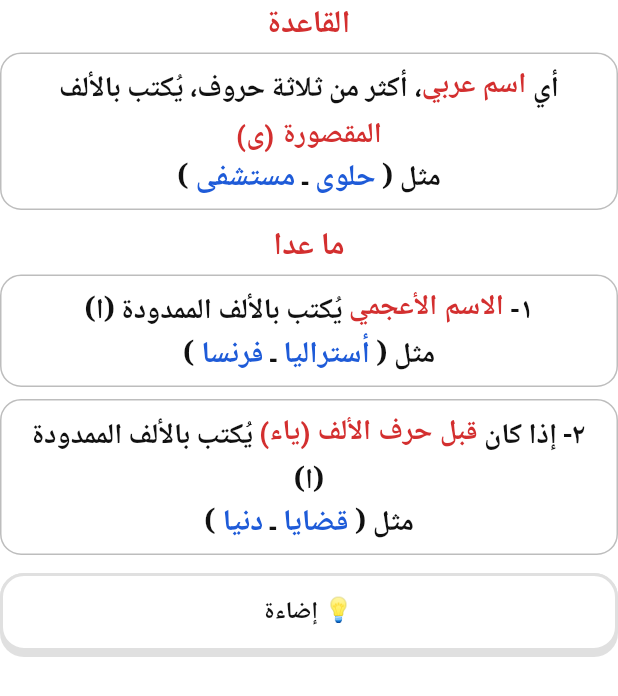
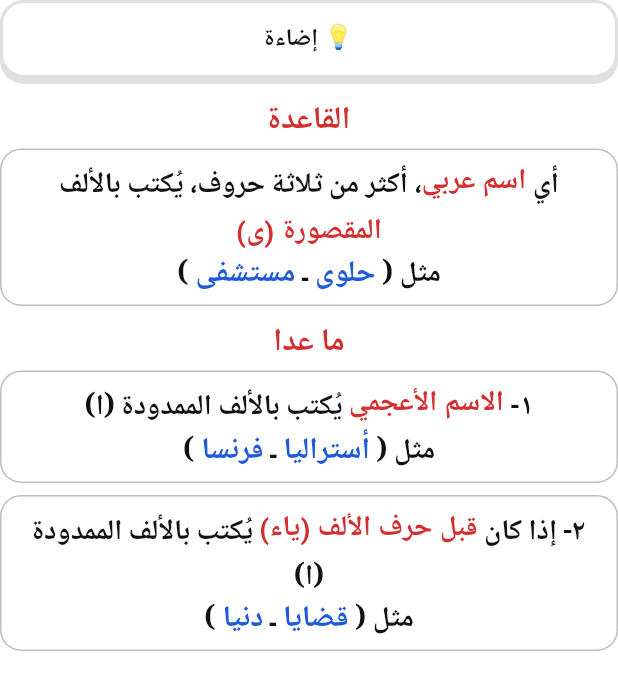
Before and after one commit to alansaria2026/imlaa-app, a Flutter app: the LongNounRule widget shown alone on an empty page, opened directly, on a phone screen of 412 x 824 dp. Shown: the top 696 px of the screen. Run offline on Flutter 3.47's test engine with Material 3 defaults, Android fonts, the phone set to English and light mode, and no system bars; our stand-ins replace audioplayers, flutter_tts, shared_preferences; accounts and stored records are empty.

```diff
--- a/lib/lesson/alif_rule_content.dart
+++ b/lib/lesson/alif_rule_content.dart
@@ -374,7 +374,7 @@ class TriliteralRemember extends StatelessWidget {
 class LongNounRule extends StatelessWidget {
   const LongNounRule({super.key, this.light = true});
 
-  /// زر «إضاءة» تحت القاعدة.
+  /// زر «إضاءة» فوق القاعدة.
   final bool light;
 
   @override
@@ -383,6 +383,20 @@ class LongNounRule extends StatelessWidget {
       child: Column(
         crossAxisAlignment: CrossAxisAlignment.stretch,
         children: [
+          if (light) ...[
+            AppButton(
+              key: const ValueKey('alif-light'),
+              label: '💡 إضاءة',
+              style: AppButtonStyle.outline,
+              height: 48,
+              onTap: () => showRuleSheet(
+                context,
+                title: '💡 إضاءة',
+                content: const LongNounLight(),
+              ),
+            ),
+            const SizedBox(height: 8),
+          ],
           const _CenterHeading('القاعدة'),
           const _RuleCard(
             span: TextSpan(
@@ -416,20 +430,6 @@ class LongNounRule extends StatelessWidget {
             ),
             examples: ['دنيا', 'قضايا'],
           ),
-          if (light) ...[
-            const SizedBox(height: 4),
-            AppButton(
-              key: const ValueKey('alif-light'),
-              label: '💡 إضاءة',
-              style: AppButtonStyle.outline,
-              height: 48,
-              onTap: () => showRuleSheet(
-                context,
-                title: '💡 إضاءة',
-                content: const LongNounLight(),
-              ),
-            ),
-          ],
         ],
       ),
     );
```
Also changed, not shown: 1 other file.
